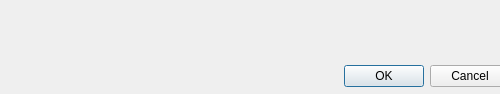
Qt form warn_dialog.ui (Anbionchik/beam_width_meter) before a commit.
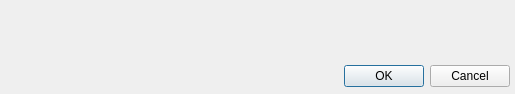
The same form after that commit.

Commit message: Изменен размер окна warn_dialog

Patch:
```diff
--- a/warn_dialog.ui
+++ b/warn_dialog.ui
@@ -6,7 +6,7 @@
    <rect>
     <x>0</x>
     <y>0</y>
-    <width>500</width>
+    <width>515</width>
     <height>94</height>
    </rect>
   </property>
```
The commit also changes 1 other file.
